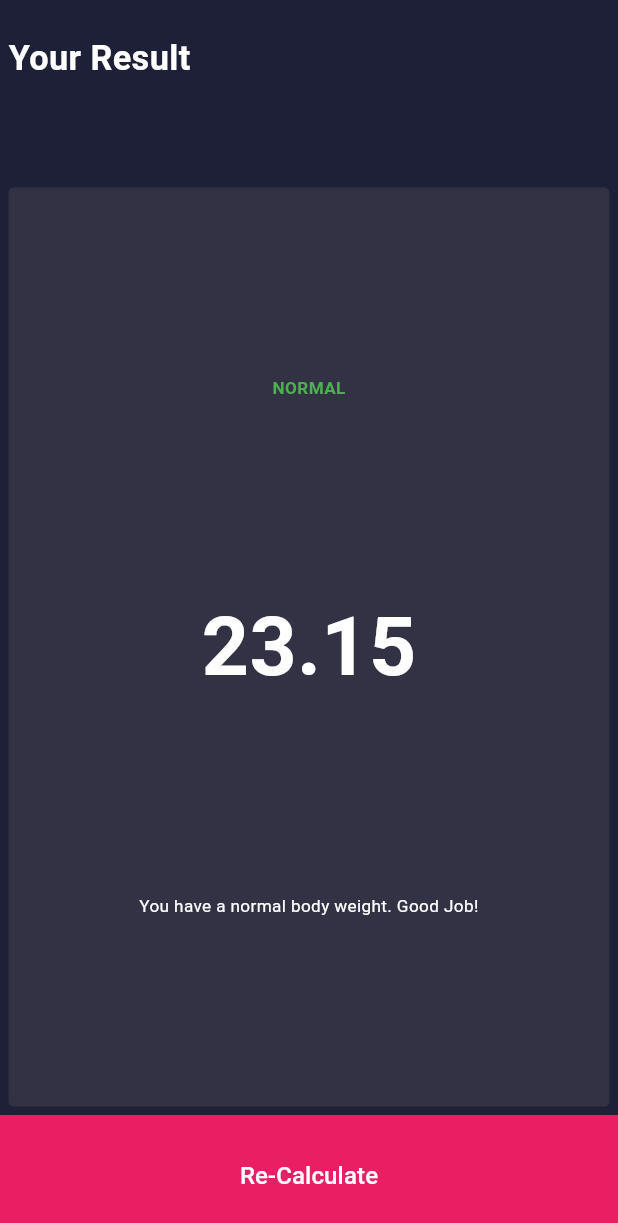
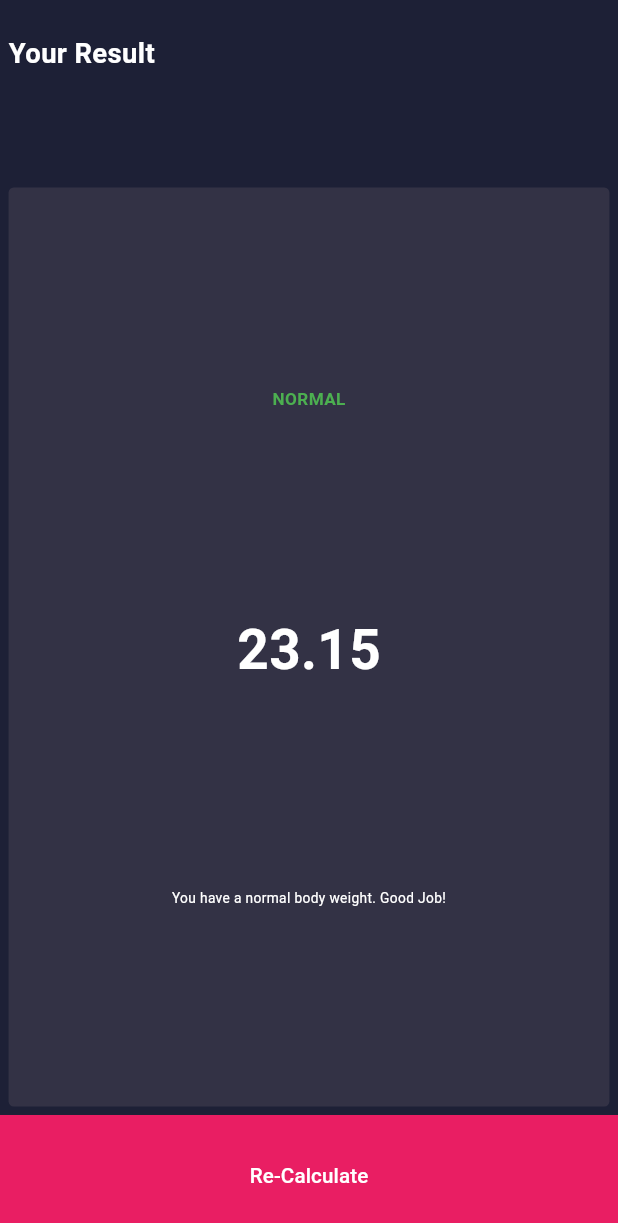
Before and after one commit to Z-Ash0/BMI_Calculator, a Flutter app: the screen it shows after launch, after a tap on the "remove" icon, after a tap on the "add" icon, after a tap on "Calculate", on a phone screen of 412 x 824 dp. Shown: the top 1223 px of the screen. Run offline on Flutter 3.47's test engine with Material 3 defaults, Android fonts, the phone set to English and light mode, and no system bars; our stand-ins replace device_preview, flutter_screenutil.

Commit message:
Managing the size factor

```diff
--- a/lib/core/widgets/custom_button.dart
+++ b/lib/core/widgets/custom_button.dart
@@ -20,7 +20,7 @@ class CustomButton extends StatelessWidget {
         onPressed: onPressed,
         child: Text(
           title,
-          style: TextStyle(color: AppColors.whiteColor, fontSize: 14.sp),
+          style: TextStyle(color: AppColors.whiteColor, fontSize: 12.sp),
         ),
       ),
     );
--- a/lib/features/calculating_result/presentation/Screens/result_screen.dart
+++ b/lib/features/calculating_result/presentation/Screens/result_screen.dart
@@ -67,7 +67,7 @@ class ResultScreen extends StatelessWidget {
                       'Your Result',
                       style: TextStyle(
                         color: AppColors.whiteColor,
-                        fontSize: 20.sp,
+                        fontSize: 16.sp,
                         fontWeight: FontWeight.bold,
                       ),
                     ),
--- a/lib/features/calculating_result/presentation/widgets/bmi_status_section.dart
+++ b/lib/features/calculating_result/presentation/widgets/bmi_status_section.dart
@@ -35,7 +35,7 @@ class BmiStatusSection extends StatelessWidget {
           Text(
             result.toStringAsFixed(2),
             style: TextStyle(
-                fontSize: 48.sp,
+                fontSize: 32.sp,
                 color: AppColors.whiteColor,
                 fontWeight: FontWeight.bold),
           ),
@@ -45,7 +45,7 @@ class BmiStatusSection extends StatelessWidget {
               message,
               style: TextStyle(
                 color: AppColors.whiteColor,
-                fontSize: 10.sp,
+                fontSize: 8.sp,
               ),
               textAlign: TextAlign.center,
             ),
--- a/lib/features/home_page/presentation/screens/home_page.dart
+++ b/lib/features/home_page/presentation/screens/home_page.dart
@@ -26,7 +26,7 @@ class _HomePageState extends State<HomePage> {
       appBar: AppBar(
         title: Text(
           AppStrings.bmiCalculator,
-          style: TextStyle(color: AppColors.whiteColor, fontSize: 12.sp),
+          style: TextStyle(color: AppColors.whiteColor, fontSize: 10.sp),
         ),
         backgroundColor: AppColors.primaryColor,
         centerTitle: true,
@@ -66,8 +66,6 @@ class _HomePageState extends State<HomePage> {
               onPressed: () {
                 context.navigateWithName(resultScreen,
                     arguments: bmi.calculateBmi());
-                print(bmi.height);
-                print(bmi.weight);
               },
             ),
           ),
--- a/lib/features/home_page/presentation/widgets/age_weight_calculation.dart
+++ b/lib/features/home_page/presentation/widgets/age_weight_calculation.dart
@@ -36,14 +36,14 @@ class _AgeWeightCalculationState extends State<AgeWeightCalculation> {
                   widget.title,
                   style: TextStyle(
                     color: AppColors.textColor,
-                    fontSize: 10.sp,
+                    fontSize: 8.sp,
                   ),
                 ),
                 Text(
                   '${widget.num}',
                   style: TextStyle(
                     color: AppColors.whiteColor,
-                    fontSize: 18.sp,
+                    fontSize: 16.sp,
                   ),
                 ),
                 Row(
@@ -56,7 +56,7 @@ class _AgeWeightCalculationState extends State<AgeWeightCalculation> {
                       ),
                       child: IconButton(
                         onPressed: widget.subFunction,
-                        iconSize: 16.h,
+                        iconSize: 14.h,
                         icon: const Icon(
                           Icons.remove,
                           color: Colors.white,
@@ -70,7 +70,7 @@ class _AgeWeightCalculationState extends State<AgeWeightCalculation> {
                       ),
                       child: IconButton(
                         onPressed: widget.addFunction,
-                        iconSize: 16.h,
+                        iconSize: 14.h,
                         icon: const Icon(
                           Icons.add,
                           color: Colors.white,
--- a/lib/features/home_page/presentation/widgets/height_slider_measure.dart
+++ b/lib/features/home_page/presentation/widgets/height_slider_measure.dart
@@ -34,17 +34,17 @@ class _HeightSliderMeasureState extends State<HeightSliderMeasure> {
         children: [
           Text(
             AppStrings.height,
-            style: TextStyle(color: AppColors.textColor, fontSize: 10.sp),
+            style: TextStyle(color: AppColors.textColor, fontSize: 8.sp),
           ),
           RichText(
             text: TextSpan(children: [
               TextSpan(
                 text: '$height',
-                style: TextStyle(color: AppColors.whiteColor, fontSize: 18.sp),
+                style: TextStyle(color: AppColors.whiteColor, fontSize: 16.sp),
               ),
               TextSpan(
                 text: AppStrings.cm,
-                style: TextStyle(color: AppColors.whiteColor, fontSize: 8.sp),
+                style: TextStyle(color: AppColors.whiteColor, fontSize: 6.sp),
               ),
             ]),
           ),
```
